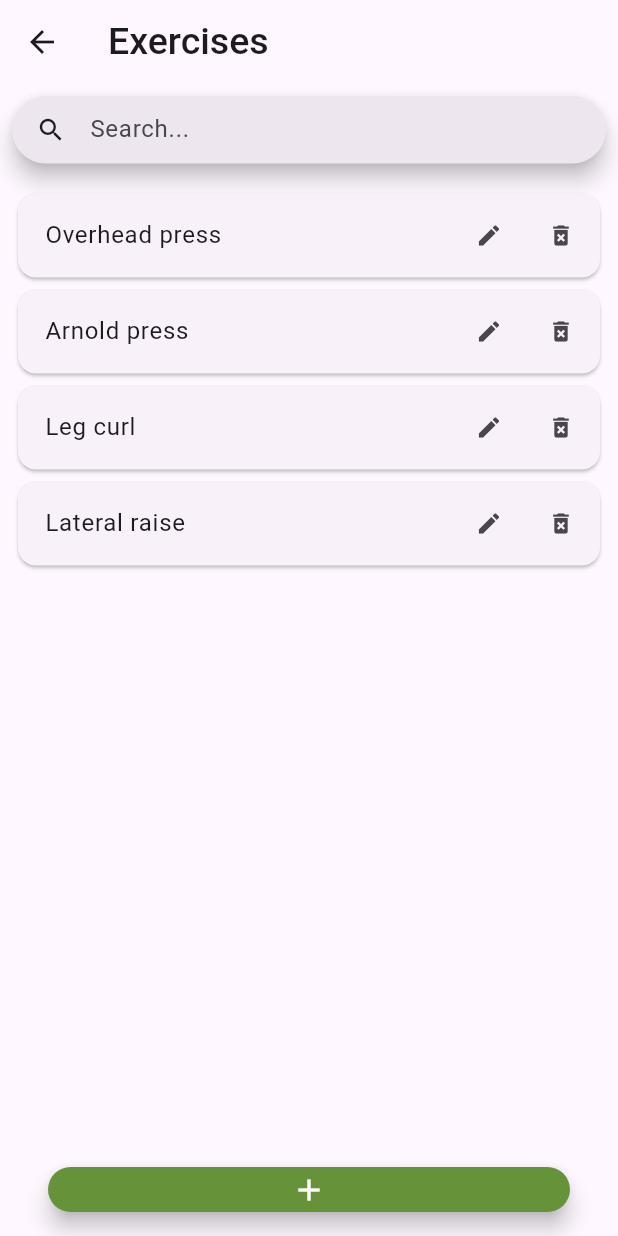
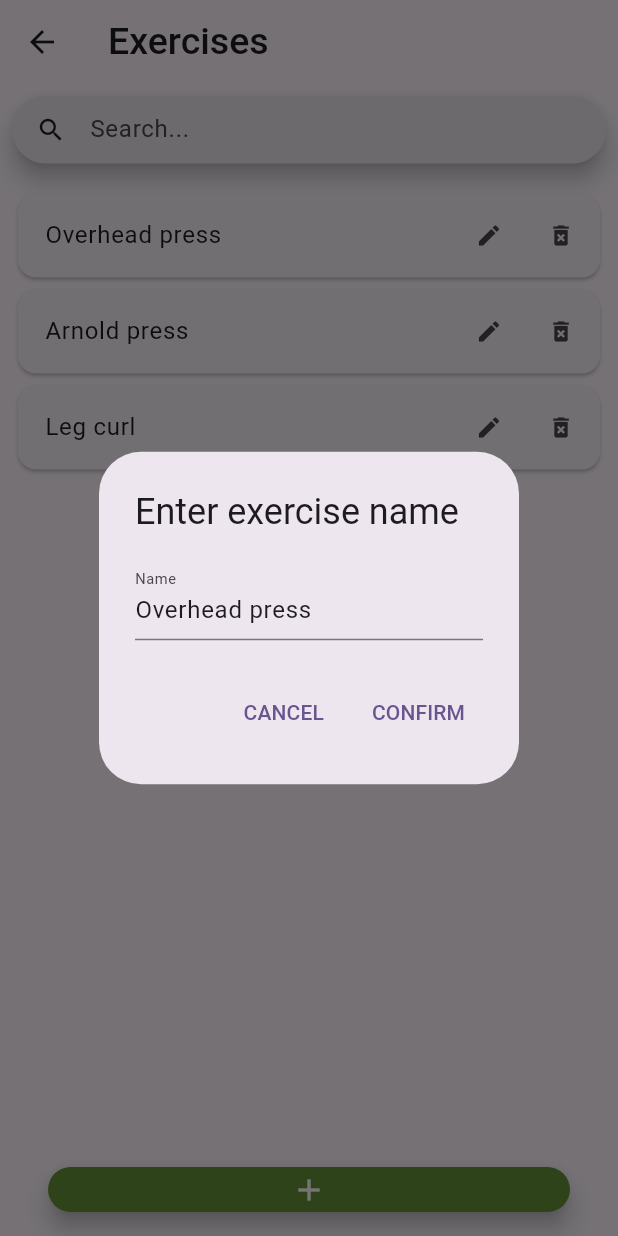
Before and after one commit to seaz5150/vorkautus, a Flutter app: the ExercisesScreen screen opened directly, after a tap on the "edit" icon, on a phone screen of 412 x 824 dp. Run offline on Flutter 3.47's test engine with Material 2 defaults, Android fonts, the phone set to English and light mode, and no system bars.

Commit message:
Fixed some data issues + exercises_screen actions logic is now working
- Fixed ID generation while saving - passing and empty string as an ID will force it to generate one on save
- Fixed overflow issue - added date formatting
- Fixed DataDTO save
- Removed unnecessary global loadDataFromJson() in main.dart
- Refactored data repository from screens to use the one defined in globals.dart
- Changed WorkoutDTO to use the DateTime object for date

```diff
--- a/lib/dto/DataDTO.dart
+++ b/lib/dto/DataDTO.dart
@@ -8,7 +8,7 @@ import 'ExerciseDTO.dart';
 
 part 'DataDTO.g.dart';
 
-@JsonSerializable()
+@JsonSerializable(explicitToJson: true)
 class DataDTO {
   List<WorkoutDTO> workouts = [];
   List<ExerciseDTO> exercises = [];
--- a/lib/dto/WorkoutDTO.dart
+++ b/lib/dto/WorkoutDTO.dart
@@ -7,7 +7,7 @@ class WorkoutDTO {
   String name = '';
   List<String> exerciseIds = [];
   bool finished = false;
-  String date = '';
+  DateTime? date;
 
   WorkoutDTO(this.id, this.name, this.exerciseIds, this.finished, this.date);
 
--- a/lib/main.dart
+++ b/lib/main.dart
@@ -41,7 +41,6 @@ class _RootScreenState extends State<RootScreen> {
   @override
   void initState() {
     super.initState();
-    globals.repository.loadDataFromJson();
     globals.rerenderMain = setState;
   }
 
--- a/lib/repository/DataRepository.dart
+++ b/lib/repository/DataRepository.dart
@@ -41,6 +41,7 @@ class DataRepository {
   ExerciseDTO? getExerciseById(String id) {
     List<ExerciseDTO> exercises = getExercisesFromJson();
     try {
+      print(exercises.map((e) => e.id));
       return exercises.firstWhere((e) => e.id == id);
     } on StateError {
       return null;
@@ -49,8 +50,12 @@ class DataRepository {
 
   bool saveExercise(ExerciseDTO ex) {
     try {
-      ex.id == uuid.v4();
+      if (ex.id == '') {
+        ex.id = uuid.v4();
+      }
+      if (!_data.exercises.contains(ex)) {
         _data.exercises.add(ex);
+      }
     } catch (e) {
       return false;
     }
@@ -79,8 +84,12 @@ class DataRepository {
 
   bool saveExerciseTemplate(ExerciseTemplateDTO exT) {
     try {
-      exT.id == uuid.v4();
+      if (exT.id == '') {
+        exT.id = uuid.v4();
+      }
+      if (!_data.templates.contains(exT)) {
         _data.templates.add(exT);
+      }
     } catch (e) {
       return false;
     }
@@ -123,8 +132,12 @@ class DataRepository {
 
   bool saveQuestion(QuestionDTO question) {
     try {
-      question.id == uuid.v4();
+      if (question.id == '') {
+        question.id = uuid.v4();
+      }
+      if (!_data.questions.contains(question)) {
         _data.questions.add(question);
+      }
     } catch (e) {
       return false;
     }
@@ -153,8 +166,12 @@ class DataRepository {
 
   bool saveSet(SetDTO set) {
     try {
-      set.id == uuid.v4();
+      if (set.id == '') {
+        set.id = uuid.v4();
+      }
+      if (!_data.sets.contains(set)) {
         _data.sets.add(set);
+      }
     } catch (e) {
       return false;
     }
@@ -183,8 +200,12 @@ class DataRepository {
 
   bool saveWorkout(WorkoutDTO wo) {
     try {
+      if (wo.id == '') {
         wo.id == uuid.v4();
+      }
+      if (!_data.workouts.contains(wo)) {
         _data.workouts.add(wo);
+      }
     } catch (e) {
       return false;
     }
@@ -196,8 +217,9 @@ class DataRepository {
   }
 
   String saveObject(dynamic obj) {
+    print("Saving");
+    print(obj);
     bool isSaveOK = false;
-    obj.id == uuid.v4();
 
     if (obj is ExerciseDTO) {
       isSaveOK = saveExercise(obj);
@@ -254,21 +276,33 @@ class DataRepository {
       data = json.decode(content);
     }
     if (data is! Map<String,dynamic>) {
+      final String ex1Id = uuid.v4();
+      final String ex2Id = uuid.v4();
+      final String ex3Id = uuid.v4();
+      final String temp1Id = uuid.v4();
+      final String temp2Id = uuid.v4();
+      final String temp3Id = uuid.v4();
+      final String set1Id = uuid.v4();
+      final String set2Id = uuid.v4();
+      final String set3Id = uuid.v4();
+      final String set4Id = uuid.v4();
+      final String set5Id = uuid.v4();
+      final String set6Id = uuid.v4();
       // Demo data
       _data = DataDTO([
-        WorkoutDTO(uuid.v4(), "My Workout #1", [uuid.v4(), uuid.v4()], true, '2023-11-08'),
-        WorkoutDTO(uuid.v4(), "My Workout #2", [uuid.v4(), uuid.v4()], false, '2023-11-15'),
+        WorkoutDTO(uuid.v4(), "My Workout #1", [ex1Id, ex2Id], true, DateTime.tryParse('2023-11-08')),
+        WorkoutDTO(uuid.v4(), "My Workout #2", [ex2Id, ex3Id], false, DateTime.tryParse('2023-11-15')),
       ], [
-        ExerciseDTO(uuid.v4(), "Overhead press", uuid.v4(), 20, [uuid.v4(), uuid.v4()]),
-        ExerciseDTO(uuid.v4(), "Arnold press", uuid.v4(), 20, [uuid.v4(), uuid.v4()]),
-        ExerciseDTO(uuid.v4(), "Leg curl", uuid.v4(), 20, [uuid.v4(), uuid.v4()]),
+        ExerciseDTO(ex1Id, "Overhead press", temp1Id, 20, [set1Id, set2Id]),
+        ExerciseDTO(ex2Id, "Arnold press", temp2Id, 20, [set3Id, set4Id]),
+        ExerciseDTO(ex3Id, "Leg curl", temp3Id, 20, [set5Id, set6Id]),
       ], [
-        SetDTO(uuid.v4(), 10, 5, 5),
-        SetDTO(uuid.v4(), 10, 5, 5),
-        SetDTO(uuid.v4(), 10, 5, 5),
-        SetDTO(uuid.v4(), 10, 5, 5),
-        SetDTO(uuid.v4(), 10, 5, 5),
-        SetDTO(uuid.v4(), 10, 5, 5),
+        SetDTO(set1Id, 10, 5, 5),
+        SetDTO(set2Id, 10, 5, 5),
+        SetDTO(set3Id, 10, 5, 5),
+        SetDTO(set4Id, 10, 5, 5),
+        SetDTO(set5Id, 10, 5, 5),
+        SetDTO(set6Id, 10, 5, 5),
       ], [
         QuestionDTO(uuid.v4(), 'What is 2 + 2?', 0, '4', ['3', '5', '6']),
         QuestionDTO(uuid.v4(), 'How long would it take to finish 1 hour workout?', 0, '60 minutes', ['30 minutes', '10 ', '45 mintues']),
@@ -285,9 +319,9 @@ class DataRepository {
         QuestionDTO(uuid.v4(), 'When aiming for fat loss, what is the typical duration for a high-intensity interval training (HIIT) session?', 0, '20-30 minutes', ['10 minutes', '45 minutes', '60 minutes']),
         QuestionDTO(uuid.v4(), 'What is the recommended frequency of strength training sessions per week for optimal results?', 0, '2-3 times', ['1 time', '5 times', '7 times']),
       ], [
-        ExerciseTemplateDTO(uuid.v4(), "Overhead press"),
-        ExerciseTemplateDTO(uuid.v4(), "Arnold press"),
-        ExerciseTemplateDTO(uuid.v4(), "Leg curl"),
+        ExerciseTemplateDTO(temp1Id, "Overhead press"),
+        ExerciseTemplateDTO(temp2Id, "Arnold press"),
+        ExerciseTemplateDTO(temp3Id, "Leg curl"),
       ]);
       _dataLoaded = true;
       return _data;
--- a/lib/screens/exercises_screen.dart
+++ b/lib/screens/exercises_screen.dart
@@ -1,4 +1,6 @@
 import 'package:flutter/material.dart';
+import 'package:vorkautus/dto/ExerciseTemplateDTO.dart';
+import '../globals.dart' as globals;
 
 class ExercisesScreen extends StatefulWidget {
   const ExercisesScreen({super.key});
@@ -8,44 +10,118 @@ class ExercisesScreen extends StatefulWidget {
 }
 
 class _ExercisesScreenState extends State<ExercisesScreen> {
-  final List<String> demoExcercises = <String>[
-    'Overhead press',
-    'Arnold press',
-    'Leg curl',
-    'Lateral raise'
-  ];
-  List<String> resultExcercises = [];
+  List<ExerciseTemplateDTO> exercises = [];
+  List<ExerciseTemplateDTO> resultExercises = [];
   TextEditingController searchEditingController = TextEditingController();
+  TextEditingController? nameTextFieldController;
+
+  void _loadExercises() async {
+    await globals.repository.loadDataFromJson();
+    setState(() {
+      exercises = globals.repository.getExerciseTemplatesFromJson();
+      resultExercises = exercises;
+    });
+  }
 
   void filterSearchResults(String query) {
     setState(() {
-      resultExcercises = demoExcercises
-          .where((item) => item.toLowerCase().contains(query.toLowerCase()))
+      resultExercises = exercises
+          .where((item) => item.name.toLowerCase().contains(query.toLowerCase()))
           .toList();
     });
   }
 
-  void _onEditExercisePressed(int index) {
-    // setState(() {
-
-    // });
+  Future<void> _openPromptForName(ExerciseTemplateDTO ex, Function onConfirm) async {
+    nameTextFieldController ??= TextEditingController();
+    return showDialog<void>(
+      context: context,
+      barrierDismissible: false,
+      builder: (BuildContext context) {
+        nameTextFieldController?.text = ex.name;
+        return AlertDialog(
+          title: const Text('Enter exercise name'),
+          content: Row(
+            mainAxisAlignment: MainAxisAlignment.center,
+            children: [
+              Expanded(
+                child: TextField(
+                  controller: nameTextFieldController,
+                  textAlignVertical: TextAlignVertical.center,
+                  onChanged: (String value) {
+                    ex.name = value;
+                  },
+                  decoration: const InputDecoration(
+                      labelText: "Name",
+                      labelStyle: TextStyle(fontSize: 13)),
+                  keyboardType: TextInputType.text,
+                )
+              ),
+            ],
+          ),
+          actions: <Widget>[
+            TextButton(
+              child: const Text('CANCEL'),
+              onPressed: () {
+                Navigator.of(context).pop();
+              },
+            ),
+            TextButton(
+              child: const Text('CONFIRM'),
+              onPressed: () {
+                onConfirm(ex);
+                Navigator.of(context).pop();
+              },
+            ),
+          ],
+        );
+      },
+    );
   }
 
-  void _onDeleteExercisePressed(int index) {
-    // setState(() {
+  void _onEditExercisePressed(ExerciseTemplateDTO ex) {
+    _openPromptForName(ex, _saveExercise);
+  }
 
-    // });
+  Future<void> _onDeleteExercisePressed(ExerciseTemplateDTO ex) async {
+    return showDialog<void>(
+      context: context,
+      barrierDismissible: false, // user must tap button!
+      builder: (BuildContext context) {
+        return AlertDialog(
+          title: const Text('Are you sure you want to delete the exercise?'),
+          actions: <Widget>[
+            TextButton(
+              child: const Text('No'),
+              onPressed: () {
+                Navigator.of(context).pop();
+              },
+            ),
+            TextButton(
+              child: const Text('Yes'),
+              onPressed: () {
+                globals.repository.removeObject(ex);
+                _loadExercises();
+                Navigator.of(context).pop();
+              },
+            ),
+          ],
+        );
+      },
+    );
   }
 
   void _onNewExercisePressed() {
-    // setState(() {
+    _openPromptForName(ExerciseTemplateDTO('', ''), _saveExercise);
+  }
 
-    // });
+  void _saveExercise(ExerciseTemplateDTO ex) {
+    globals.repository.saveObject(ex);
+    _loadExercises();
   }
 
   @override
   void initState() {
-    resultExcercises = demoExcercises;
+    _loadExercises();
     super.initState();
   }
 
@@ -93,8 +169,9 @@ class _ExercisesScreenState extends State<ExercisesScreen> {
                   scrollDirection: Axis.vertical,
                   padding: const EdgeInsets.only(
                       top: 8, left: 8, right: 8, bottom: 70),
-                  itemCount: resultExcercises.length,
+                  itemCount: resultExercises.length,
                   itemBuilder: (_, index) {
+                    final ExerciseTemplateDTO exercise = resultExercises[index];
                     return Card(
                       child: Padding(
                         padding: const EdgeInsets.only(left: 2, right: 2),
@@ -104,7 +181,7 @@ class _ExercisesScreenState extends State<ExercisesScreen> {
                               Expanded(
                                 child: ListTile(
                                     title: Text(
-                                  resultExcercises[index],
+                                  exercise.name,
                                   overflow: TextOverflow.ellipsis,
                                   softWrap: false,
                                   style: const TextStyle(fontSize: 16),
@@ -116,13 +193,13 @@ class _ExercisesScreenState extends State<ExercisesScreen> {
                                   children: [
                                     IconButton(
                                       onPressed: () =>
-                                          _onEditExercisePressed(index),
+                                          _onEditExercisePressed(exercise),
                                       icon: const Icon(Icons.edit),
                                       iconSize: 18,
                                     ),
                                     IconButton(
                                       onPressed: () =>
-                                          _onDeleteExercisePressed(index),
+                                          _onDeleteExercisePressed(exercise),
                                       icon: const Icon(Icons.delete_forever),
                                       iconSize: 18,
                                     ),
--- a/lib/screens/workout_screen.dart
+++ b/lib/screens/workout_screen.dart
@@ -27,7 +27,7 @@ class _WorkoutScreenState extends State<WorkoutScreen>
   Timer? workoutTimer;
   Duration workoutDuration = Duration.zero;
   WorkoutDTO workout = WorkoutDTO(globals.repository.uuid.v4(), "My Workout #1",
-      <String>[], false, DateTime.now().toString());
+      <String>[], false, DateTime.now());
   bool exerciseRestActive = false;
   bool exerciseSetActive = false;
   ExerciseDTO? activeExercise;
--- a/pubspec.yaml
+++ b/pubspec.yaml
@@ -41,6 +41,7 @@ dependencies:
   cupertino_icons: ^1.0.2
   path_provider: ^2.1.1
   collection: ^1.17.2
+  intl: ^0.18.1
 
 dev_dependencies:
   flutter_test:
```
Also changed, not shown: lib/screens/workout_history_screen.dart (+25 -9 lines), lib/dto/DataDTO.g.dart, lib/dto/WorkoutDTO.g.dart, pubspec.lock. Lines whose indentation alone changed are shown as unchanged.
